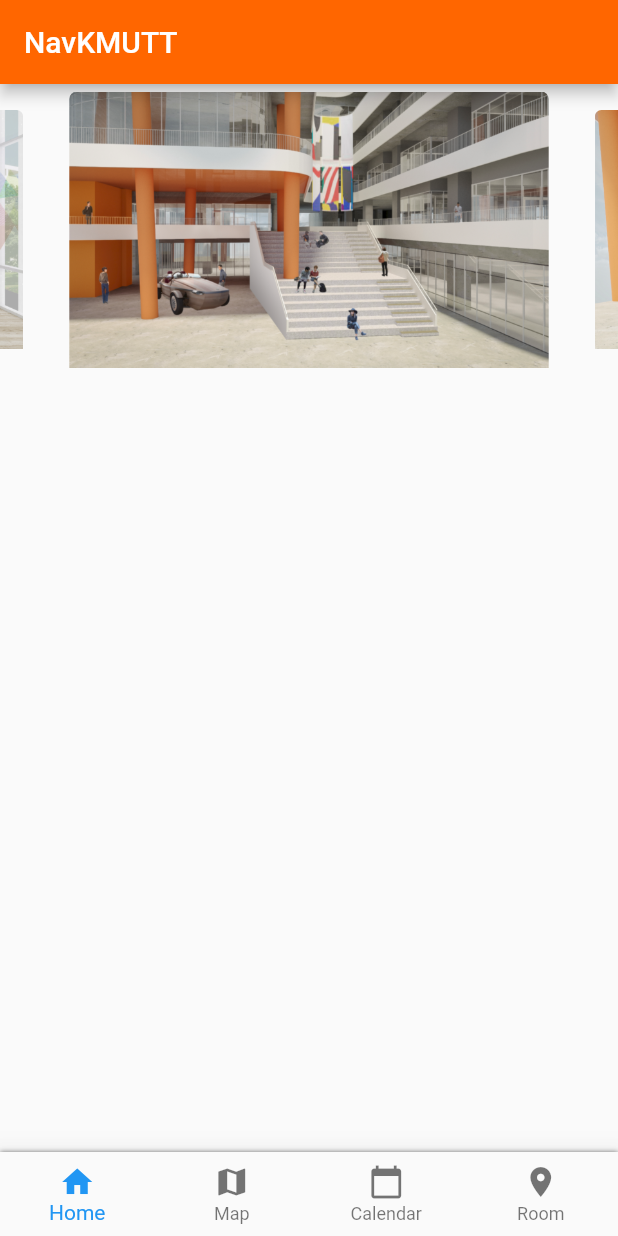
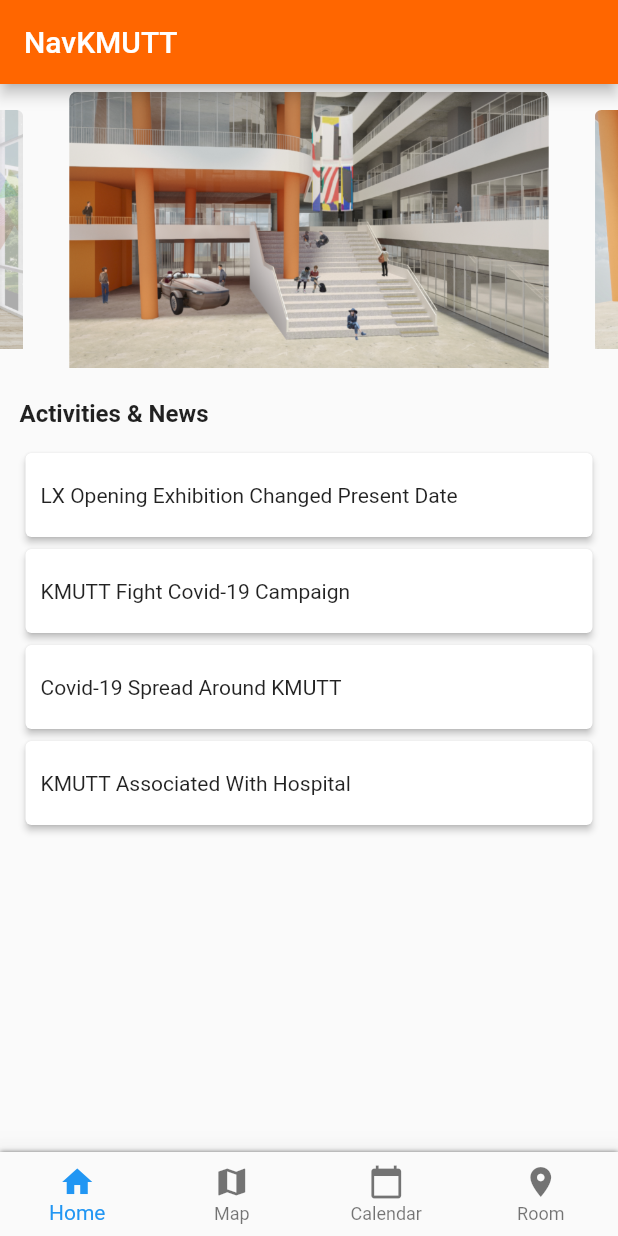
Before and after one commit to CS-DSI-project/lx-nav, a Flutter app: the screen it shows after launch, on a phone screen of 412 x 824 dp. Run offline on Flutter 3.47's test engine with Material 2 defaults, Android fonts, the phone set to English and light mode, and no system bars; drawn by our look-alikes of carousel_slider; our stand-ins replace flutter_dotenv, google_maps_flutter, hexcolor, location, splashscreen, table_calendar; missing offline and left inert: flutter_polyline_points.

Commit message:
[UPDATE] Homepage & Room

```diff
--- a/lib/main.dart
+++ b/lib/main.dart
@@ -1,10 +1,12 @@
 import 'package:flutter/material.dart';
 import 'package:lxnav/screens/splashScreen.dart';
 import 'package:flutter_dotenv/flutter_dotenv.dart';
+import 'package:intl/date_symbol_data_local.dart';
+
 import 'dart:async';
 Future main() async{
   await DotEnv().load('.env');
-  runApp(new MaterialApp(
+  initializeDateFormatting().then((_)  => runApp(new MaterialApp(
     home: new MyApp(),
-  ));
+  )));
 }
--- a/lib/screens/homepage.dart
+++ b/lib/screens/homepage.dart
@@ -36,17 +36,76 @@
         title: Text("NavKMUTT"),
       ),
       body: Container(
-          child: Column(
+          child: ListView(
         children: <Widget>[
           CarouselSlider(
             options: CarouselOptions(
-              height: 200,
+              height: 200.0,
               autoPlay: true,
               aspectRatio: 2,
               enlargeCenterPage: true,
             ),
             items: imageSliders,
           ),
+          Container(
+            padding: EdgeInsets.fromLTRB(13.0, 10.0, 13.0, 13.0),
+            child: Text(
+              'Activities & News',
+              style: TextStyle(fontWeight: FontWeight.bold, fontSize: 16.0),
+            ),
+          ),
+          Container(
+            padding: EdgeInsets.fromLTRB(13.0, 0, 13.0, 0),
+            child: Card(
+              elevation: 2,
+              child: Padding(
+                padding:
+                    const EdgeInsets.symmetric(vertical: 20, horizontal: 10),
+                child: Text(
+                  'LX Opening Exhibition Changed Present Date',
+                ),
+              ),
+            ),
+          ),
+          Container(
+            padding: EdgeInsets.fromLTRB(13.0, 0, 13.0, 0),
+            child: Card(
+              elevation: 2,
+              child: Padding(
+                padding:
+                    const EdgeInsets.symmetric(vertical: 20, horizontal: 10),
+                child: Text(
+                  'KMUTT Fight Covid-19 Campaign',
+                ),
+              ),
+            ),
+          ),
+          Container(
+            padding: EdgeInsets.fromLTRB(13.0, 0, 13.0, 0),
+            child: Card(
+              elevation: 2,
+              child: Padding(
+                padding:
+                    const EdgeInsets.symmetric(vertical: 20, horizontal: 10),
+                child: Text(
+                  'Covid-19 Spread Around KMUTT',
+                ),
+              ),
+            ),
+          ),
+          Container(
+            padding: EdgeInsets.fromLTRB(13.0, 0, 13.0, 0),
+            child: Card(
+              elevation: 2,
+              child: Padding(
+                padding:
+                    const EdgeInsets.symmetric(vertical: 20, horizontal: 10),
+                child: Text(
+                  'KMUTT Associated With Hospital',
+                ),
+              ),
+            ),
+          ),
         ],
       )),
     );
```
Also changed, not shown: lib/screens/room/room.dart (+18 -9 lines).
